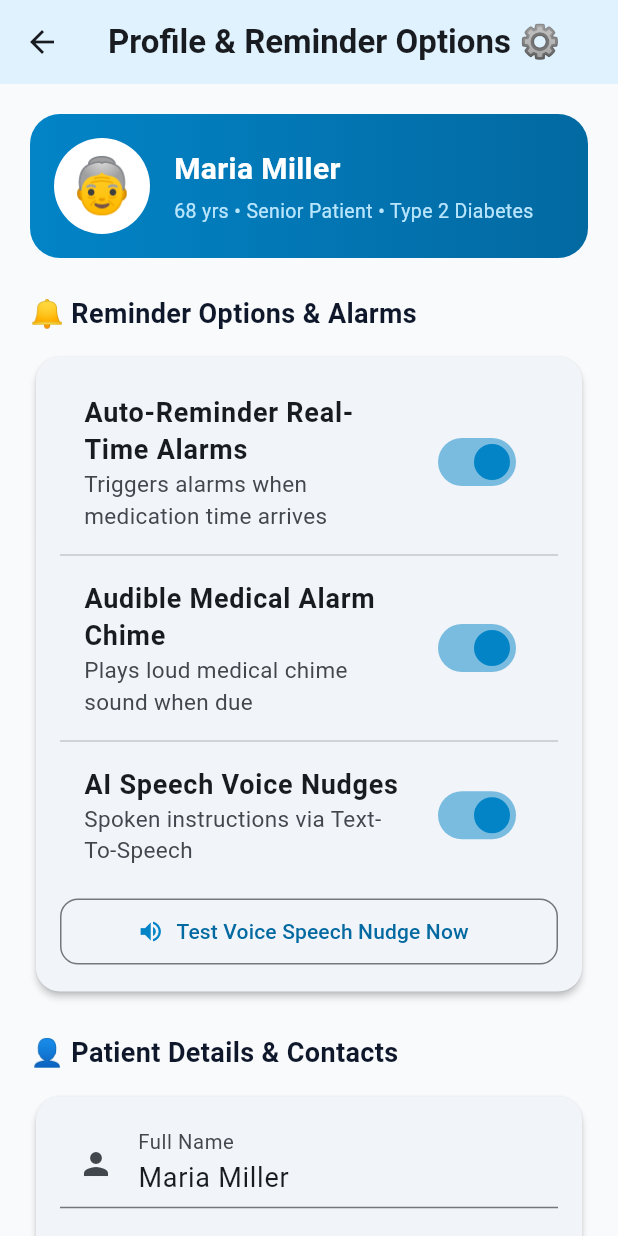
After one commit to Jo-el360/DoseBuddyAI, a Flutter app: the ProfileScreen screen opened directly, on a phone screen of 412 x 824 dp. The commit adds this screen. Run offline on Flutter 3.47's test engine with Material 3 defaults, Android fonts, the phone set to English and light mode, and no system bars; our stand-ins replace cloud_firestore, firebase_auth, flutter_tts; accounts and stored records are empty; network calls fail; statements that could not run were skipped.

Commit message:
feat: add Profile & Reminder Options screen and fix Flutter Web Logout navigation stack reset

```diff
--- a/frontend/lib/main.dart
+++ b/frontend/lib/main.dart
@@ -112,6 +112,7 @@ class _NavigationWrapperState extends State<NavigationWrapper> {
       const MedicationManagementScreen(),
       const AIAssistantScreen(),
       const CaregiverDashboardScreen(),
+      ProfileScreen(onLogout: widget.onLogout),
     ];
 
     return Scaffold(
@@ -147,7 +148,10 @@ class _NavigationWrapperState extends State<NavigationWrapper> {
         backgroundColor: widget.isHighContrast ? Colors.yellow[300] : const Color(0xFFE0F2FE),
         actions: [
           ElevatedButton.icon(
-            onPressed: widget.onLogout,
+            onPressed: () {
+              Navigator.of(context).popUntil((route) => route.isFirst);
+              widget.onLogout();
+            },
             icon: const Icon(Icons.logout, size: 16, color: Colors.white),
             label: const Text('Logout', style: TextStyle(fontSize: 12, fontWeight: FontWeight.bold, color: Colors.white)),
             style: ElevatedButton.styleFrom(
@@ -184,24 +188,29 @@ class _NavigationWrapperState extends State<NavigationWrapper> {
         onDestinationSelected: (index) => setState(() => _selectedIndex = index),
         destinations: const [
           NavigationDestination(
-            icon: Icon(Icons.home_outlined, size: 28),
-            selectedIcon: Icon(Icons.home, size: 30),
+            icon: Icon(Icons.home_outlined, size: 26),
+            selectedIcon: Icon(Icons.home, size: 28),
             label: 'My Dose',
           ),
           NavigationDestination(
-            icon: Icon(Icons.medication_outlined, size: 28),
-            selectedIcon: Icon(Icons.medication, size: 30),
+            icon: Icon(Icons.medication_outlined, size: 26),
+            selectedIcon: Icon(Icons.medication, size: 28),
             label: 'Medicines',
           ),
           NavigationDestination(
-            icon: Icon(Icons.smart_toy_outlined, size: 28),
-            selectedIcon: Icon(Icons.smart_toy, size: 30),
+            icon: Icon(Icons.smart_toy_outlined, size: 26),
+            selectedIcon: Icon(Icons.smart_toy, size: 28),
             label: 'AI Assistant',
           ),
           NavigationDestination(
-            icon: Icon(Icons.family_restroom_outlined, size: 28),
-            selectedIcon: Icon(Icons.family_restroom, size: 30),
+            icon: Icon(Icons.family_restroom_outlined, size: 26),
+            selectedIcon: Icon(Icons.family_restroom, size: 28),
             label: 'Caregiver',
+          ),
+          NavigationDestination(
+            icon: Icon(Icons.settings_outlined, size: 26),
+            selectedIcon: Icon(Icons.settings, size: 28),
+            label: 'Profile & Reminders',
           ),
         ],
       ),
--- /dev/null
+++ b/frontend/lib/screens/profile_screen.dart
@@ -0,0 +1,297 @@
+import 'package:flutter/material.dart';
+import 'package:flutter_tts/flutter_tts.dart';
+
+class ProfileScreen extends StatefulWidget {
+  final VoidCallback? onLogout;
+  const ProfileScreen({super.key, this.onLogout});
+
+  @override
+  State<ProfileScreen> createState() => _ProfileScreenState();
+}
+
+class _ProfileScreenState extends State<ProfileScreen> {
+  final _formKey = GlobalKey<FormState>();
+  final FlutterTts _flutterTts = FlutterTts();
+
+  // Profile Form Controllers
+  final TextEditingController _fullNameController = TextEditingController(text: 'Maria Miller');
+  final TextEditingController _emailController = TextEditingController(text: 'maria.miller@example.com');
+  final TextEditingController _ageController = TextEditingController(text: '68');
+  final TextEditingController _caregiverController = TextEditingController(text: '+1 555-888-9999 (Dr. Carlos)');
+  final TextEditingController _emergencyController = TextEditingController(text: '+1 555-911-0000');
+  final TextEditingController _wakeTimeController = TextEditingController(text: '07:30 AM');
+  final TextEditingController _sleepTimeController = TextEditingController(text: '09:30 PM');
+
+  // Reminder Option Switches
+  bool _autoRemindersEnabled = true;
+  bool _audioChimeEnabled = true;
+  bool _voiceNudgesEnabled = true;
+  String _selectedRoutine = 'Home Routine';
+
+  bool _isSaving = false;
+
+  void _testVoiceNudge() async {
+    try {
+      await _flutterTts.setLanguage("en-US");
+      await _flutterTts.setSpeechRate(0.85);
+      await _flutterTts.speak(
+        "Hello ${_fullNameController.text}! System Voice Reminders are enabled and ready for your daily medication schedule."
+      );
+      if (mounted) {
+        ScaffoldMessenger.of(context).showSnackBar(
+          const SnackBar(
+            content: Text('🗣️ Test Voice Nudge Played Successfully!'),
+            backgroundColor: Color(0xFF0284C7),
+          ),
+        );
+      }
+    } catch (e) {
+      if (mounted) {
+        ScaffoldMessenger.of(context).showSnackBar(
+          SnackBar(content: Text('Audio Test Error: $e'), backgroundColor: Colors.red),
+        );
+      }
+    }
+  }
+
+  void _saveProfile() {
+    if (!_formKey.currentState!.validate()) return;
+    setState(() => _isSaving = true);
+
+    Future.delayed(const Duration(milliseconds: 600), () {
+      if (!mounted) return;
+      setState(() => _isSaving = false);
+      ScaffoldMessenger.of(context).showSnackBar(
+        const SnackBar(
+          content: Text('✅ Profile & Reminder Settings Saved!'),
+          backgroundColor: Colors.green,
+        ),
+      );
+    });
+  }
+
+  @override
+  Widget build(BuildContext context) {
+    return Scaffold(
+      backgroundColor: const Color(0xFFF8FAFC),
+      appBar: AppBar(
+        title: const Text('Profile & Reminder Options ⚙️', style: TextStyle(fontWeight: FontWeight.bold)),
+        backgroundColor: const Color(0xFFE0F2FE),
+        actions: [
+          if (widget.onLogout != null)
+            Padding(
+              padding: const EdgeInsets.only(right: 12),
+              child: ElevatedButton.icon(
+                onPressed: widget.onLogout,
+                icon: const Icon(Icons.logout, size: 16, color: Colors.white),
+                label: const Text('Logout', style: TextStyle(fontSize: 12, color: Colors.white, fontWeight: FontWeight.bold)),
+                style: ElevatedButton.styleFrom(
+                  backgroundColor: Colors.red.shade600,
+                  padding: const EdgeInsets.symmetric(horizontal: 12, vertical: 6),
+                  shape: RoundedRectangleBorder(borderRadius: BorderRadius.circular(10)),
+                ),
+              ),
+            ),
+        ],
+      ),
+      body: SingleChildScrollView(
+        padding: const EdgeInsets.all(20),
+        child: Form(
+          key: _formKey,
+          child: Column(
+            crossAxisAlignment: CrossAxisAlignment.start,
+            children: [
+              // Header Card
+              Container(
+                padding: const EdgeInsets.all(16),
+                decoration: BoxDecoration(
+                  gradient: const LinearGradient(
+                    colors: [Color(0xFF0284C7), Color(0xFF0369A1)],
+                  ),
+                  borderRadius: BorderRadius.circular(20),
+                ),
+                child: Row(
+                  children: [
+                    const CircleAvatar(
+                      radius: 32,
+                      backgroundColor: Colors.white,
+                      child: Text('👵', style: TextStyle(fontSize: 36)),
+                    ),
+                    const SizedBox(width: 16),
+                    Expanded(
+                      child: Column(
+                        crossAxisAlignment: CrossAxisAlignment.start,
+                        children: [
+                          Text(
+                            _fullNameController.text,
+                            style: const TextStyle(color: Colors.white, fontSize: 20, fontWeight: FontWeight.bold),
+                          ),
+                          const SizedBox(height: 4),
+                          Text(
+                            '${_ageController.text} yrs • Senior Patient • Type 2 Diabetes',
+                            style: const TextStyle(color: Color(0xFFBAE6FD), fontSize: 13),
+                          ),
+                        ],
+                      ),
+                    ),
+                  ],
+                ),
+              ),
+              const SizedBox(height: 24),
+
+              // Section 1: Reminder Options & Alarm Controls
+              const Text('🔔 Reminder Options & Alarms', style: TextStyle(fontSize: 18, fontWeight: FontWeight.bold, color: Color(0xFF0F172A))),
+              const SizedBox(height: 12),
+              Card(
+                shape: RoundedRectangleBorder(borderRadius: BorderRadius.circular(16)),
+                child: Padding(
+                  padding: const EdgeInsets.all(16),
+                  child: Column(
+                    children: [
+                      SwitchListTile(
+                        title: const Text('Auto-Reminder Real-Time Alarms', style: TextStyle(fontWeight: FontWeight.bold)),
+                        subtitle: const Text('Triggers alarms when medication time arrives'),
+                        value: _autoRemindersEnabled,
+                        activeColor: const Color(0xFF0284C7),
+                        onChanged: (val) => setState(() => _autoRemindersEnabled = val),
+                      ),
+                      const Divider(),
+                      SwitchListTile(
+                        title: const Text('Audible Medical Alarm Chime', style: TextStyle(fontWeight: FontWeight.bold)),
+                        subtitle: const Text('Plays loud medical chime sound when due'),
+                        value: _audioChimeEnabled,
+                        activeColor: const Color(0xFF0284C7),
+                        onChanged: (val) => setState(() => _audioChimeEnabled = val),
+                      ),
+                      const Divider(),
+                      SwitchListTile(
+                        title: const Text('AI Speech Voice Nudges', style: TextStyle(fontWeight: FontWeight.bold)),
+                        subtitle: const Text('Spoken instructions via Text-To-Speech'),
+                        value: _voiceNudgesEnabled,
+                        activeColor: const Color(0xFF0284C7),
+                        onChanged: (val) => setState(() => _voiceNudgesEnabled = val),
+                      ),
+                      const SizedBox(height: 12),
+                      OutlinedButton.icon(
+                        onPressed: _testVoiceNudge,
+                        icon: const Icon(Icons.volume_up, color: Color(0xFF0284C7)),
+                        label: const Text('Test Voice Speech Nudge Now'),
+                        style: OutlinedButton.styleFrom(
+                          minimumSize: const Size(double.infinity, 44),
+                          shape: RoundedRectangleBorder(borderRadius: BorderRadius.circular(12)),
+                        ),
+                      ),
+                    ],
+                  ),
+                ),
+              ),
+              const SizedBox(height: 24),
+
+              // Section 2: Patient Profile Details
+              const Text('👤 Patient Details & Contacts', style: TextStyle(fontSize: 18, fontWeight: FontWeight.bold, color: Color(0xFF0F172A))),
+              const SizedBox(height: 12),
+              Card(
+                shape: RoundedRectangleBorder(borderRadius: BorderRadius.circular(16)),
+                child: Padding(
+                  padding: const EdgeInsets.all(16),
+                  child: Column(
+                    children: [
+                      TextFormField(
+                        controller: _fullNameController,
+                        decoration: const InputDecoration(labelText: 'Full Name', prefixIcon: Icon(Icons.person)),
+                        validator: (val) => val == null || val.isEmpty ? 'Required' : null,
+                      ),
+                      const SizedBox(height: 12),
+                      TextFormField(
+                        controller: _emailController,
+                        decoration: const InputDecoration(labelText: 'Email Address', prefixIcon: Icon(Icons.email)),
+                      ),
+                      const SizedBox(height: 12),
+                      Row(
+                        children: [
+                          Expanded(
+                            child: TextFormField(
+                              controller: _ageController,
+                              keyboardType: TextInputType.number,
+                              decoration: const InputDecoration(labelText: 'Age', prefixIcon: Icon(Icons.cake)),
+                            ),
+                          ),
+                          const SizedBox(width: 12),
+                          Expanded(
+                            child: DropdownButtonFormField<String>(
+                              value: _selectedRoutine,
+                              decoration: const InputDecoration(labelText: 'Routine Context'),
+                              items: ['Home Routine', 'Work Routine', 'Night Shift'].map((r) => DropdownMenuItem(value: r, child: Text(r))).toList(),
+                              onChanged: (val) => setState(() => _selectedRoutine = val!),
+                            ),
+                          ),
+                        ],
+                      ),
+                      const SizedBox(height: 12),
+                      TextFormField(
+                        controller: _caregiverController,
+                        decoration: const InputDecoration(labelText: 'Caregiver Contact Phone', prefixIcon: Icon(Icons.phone_android)),
+                      ),
+                      const SizedBox(height: 12),
+                      TextFormField(
+                        controller: _emergencyController,
+                        decoration: const InputDecoration(labelText: 'Emergency Phone', prefixIcon: Icon(Icons.contact_phone)),
+                      ),
+                    ],
+                  ),
+                ),
+              ),
+              const SizedBox(height: 24),
+
+              // Section 3: Daily Routine Times
+              const Text('⏰ Routine Times', style: TextStyle(fontSize: 18, fontWeight: FontWeight.bold, color: Color(0xFF0F172A))),
+              const SizedBox(height: 12),
+              Card(
+                shape: RoundedRectangleBorder(borderRadius: BorderRadius.circular(16)),
+                child: Padding(
+                  padding: const EdgeInsets.all(16),
+                  child: Row(
+                    children: [
+                      Expanded(
+                        child: TextFormField(
+                          controller: _wakeTimeController,
+                          decoration: const InputDecoration(labelText: 'Wake Time', prefixIcon: Icon(Icons.wb_sunny)),
+                        ),
+                      ),
+                      const SizedBox(width: 12),
+                      Expanded(
+                        child: TextFormField(
+                          controller: _sleepTimeController,
+                          decoration: const InputDecoration(labelText: 'Sleep Time', prefixIcon: Icon(Icons.nights_stay)),
+                        ),
+                      ),
+                    ],
+                  ),
+                ),
+              ),
+              const SizedBox(height: 28),
+
+              // Save Button
+              SizedBox(
+                width: double.infinity,
+                height: 52,
+                child: ElevatedButton.icon(
+                  onPressed: _isSaving ? null : _saveProfile,
+                  icon: const Icon(Icons.save, color: Colors.white),
+                  label: _isSaving
+                      ? const SizedBox(width: 24, height: 24, child: CircularProgressIndicator(color: Colors.white, strokeWidth: 2))
+                      : const Text('Save Profile & Reminder Options', style: TextStyle(fontSize: 16, fontWeight: FontWeight.bold, color: Colors.white)),
+                  style: ElevatedButton.styleFrom(
+                    backgroundColor: const Color(0xFF0284C7),
+                    shape: RoundedRectangleBorder(borderRadius: BorderRadius.circular(14)),
+                  ),
+                ),
+              ),
+              const SizedBox(height: 20),
+            ],
+          ),
+        ),
+      ),
+    );
+  }
+}
```
